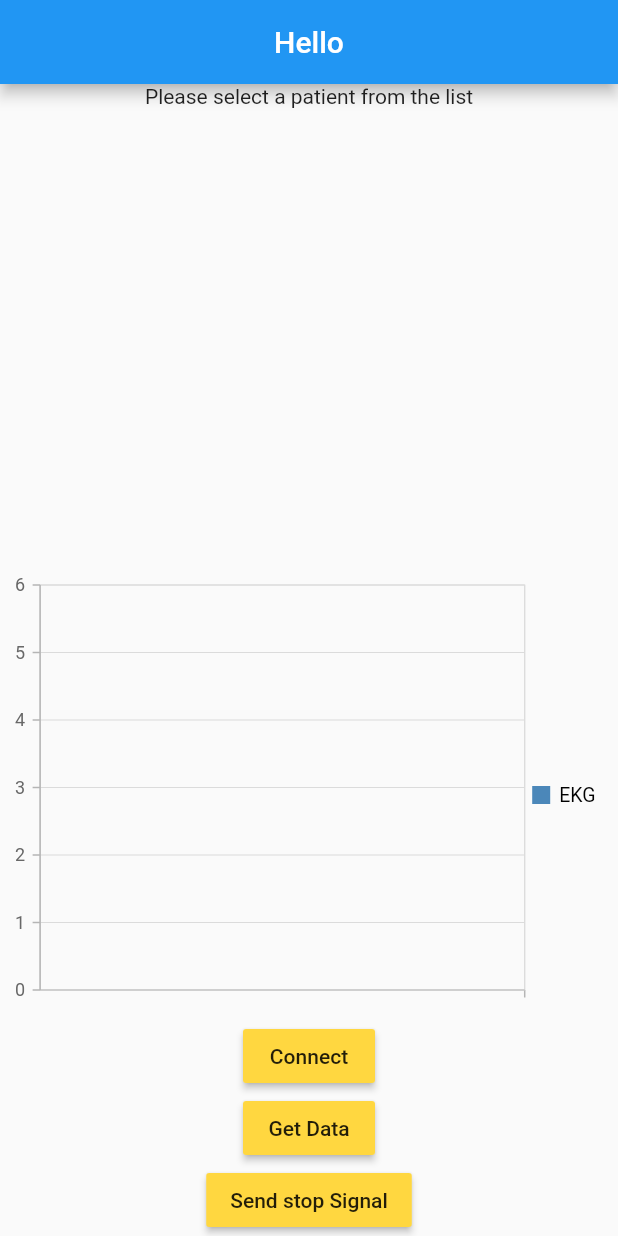
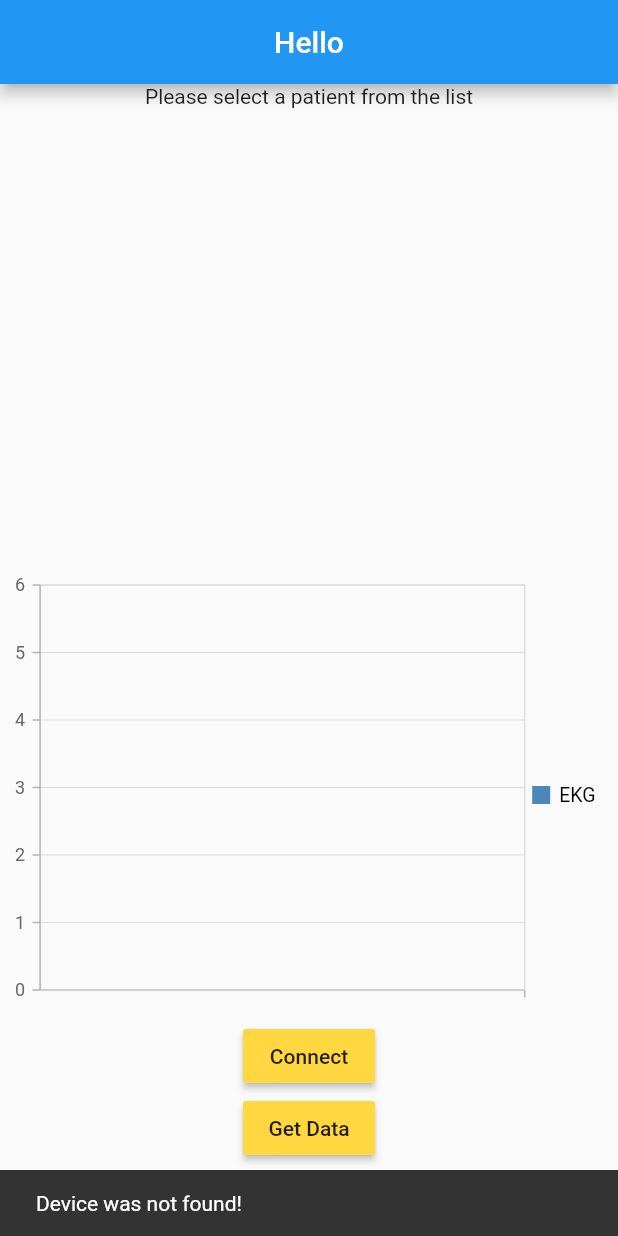
Before and after one commit to marcmathys/impuls-app, a Flutter app: the screen it shows after launch, after a tap on "Connect", on a phone screen of 412 x 824 dp. Run offline on Flutter 3.47's test engine with Material 2 defaults, Android fonts, the phone set to English and light mode, and no system bars; our stand-ins replace firebase_auth, flutter_blue, syncfusion_flutter_charts; accounts and stored records are empty.

Commit message:
- Adds user feedback for "connect"-method - Adds firebase iOS-support - Smaller details like comments, etc

```diff
--- a/lib/Entities/patient.dart
+++ b/lib/Entities/patient.dart
@@ -1,5 +1,5 @@
 import 'package:flutter/material.dart';
-import 'file:///C:/Users/Maurice%20Reinwarth/Dropbox/Master/impuls_refactor/lib/firebase_handler.dart';
+import 'package:impulsrefactor/firebase_handler.dart';
 
 /// The entity class for a patient object. Contains a toWidget()-method mainly used to fill the ListView on PatientSelect
 class Patient {
@@ -13,7 +13,7 @@ class Patient {
 
   Widget toWidget(BuildContext context) {
     return GestureDetector(
-      onTap: () async {
+      onTap: () async { // TODO: Dummy code! Replace with Navigation to detailView
         FirebaseHandler().signOut();
         Navigator.of(context).pushNamed('/login');
       },
--- a/lib/Views/Components/components.dart
+++ b/lib/Views/Components/components.dart
@@ -7,4 +7,32 @@ class Components {
       title: Text(title),
     );
   }
+
+  static ScaffoldFeatureController loginErrorSnackBar(BuildContext context, int code) {
+    String text = '';
+    switch (code) {
+      case 0: {
+        text = 'Device successfully connected!';
+        break;
+      }
+      case 1: {
+        text = 'Bluetooth is turned off! Please turn it on to connect to the device.';
+        break;
+      }
+      case 2: {
+        text = 'Device is already connected!';
+        break;
+      }
+      case 3: {
+        text = 'Device was not found!';
+        break;
+      }
+    }
+
+    return Scaffold.of(context).showSnackBar(
+      SnackBar(
+        content: Text(text),
+      ),
+    );
+  }
 }
--- a/lib/Views/login.dart
+++ b/lib/Views/login.dart
@@ -87,7 +87,7 @@ class _LoginState extends State<Login> {
                             Navigator.of(context).pushNamed('/patient_select');
                           } else {
                             _key.currentState.showSnackBar(
-                              SnackBar(content: Text("Could not authenticate user.")),
+                              SnackBar(content: Text("User authentication failed.")),
                             );
                           }
                         }
--- a/lib/Views/patient_select.dart
+++ b/lib/Views/patient_select.dart
@@ -25,8 +25,10 @@ class _PatientSelectState extends State<PatientSelect> {
 
   Widget build(BuildContext context) {
     return Scaffold(
-      appBar: Components.appBar('Hello'), //TODO:  Add ${user.displayName ?? ''} TODO: Nicen this up!
-      body: Column(
+      appBar: Components.appBar('Hello${user != null ? ' ' + user.displayName : ''}'),
+      body: Builder(
+        builder: (BuildContext context) {
+          return Column(
             children: <Widget>[
               Text('Please select a patient from the list'),
               Flexible(
@@ -37,7 +39,9 @@ class _PatientSelectState extends State<PatientSelect> {
               Chart(),
               RaisedButton(
                 color: Colors.amberAccent,
-            onPressed: () => _handler.scanForDevices(),
+                onPressed: () {
+                  _handler.scanForDevices().then((code) => Components.loginErrorSnackBar(context, code));
+                },
                 child: Text('Connect'),
               ),
               RaisedButton(
@@ -51,6 +55,8 @@ class _PatientSelectState extends State<PatientSelect> {
                 child: Text('Send stop Signal'),
               ),
             ],
+          );
+        }
       ),
     );
   }
--- a/lib/bluetooth_handler.dart
+++ b/lib/bluetooth_handler.dart
@@ -16,35 +16,40 @@ class BluetoothHandler {
   FlutterBlue _flutterBlue = FlutterBlue.instance;
   BluetoothDevice _device;
   final List<MedicalData> ekgPoints = [];
-  final _ibiPoints = [];
+  final ibiPoints = [];
   BluetoothCharacteristic ekgSubscription;
 
   /// Scans the environment for bluetooth devices and connects to the SET-device if found.
-  void scanForDevices() async {
+  /// Return codes:
+  /// 0 - Okay.
+  /// 1 - Bluetooth off
+  /// 2 - Already connected
+  /// 3 - Device not found
+  Future<int> scanForDevices() async {
     if (!await _flutterBlue.isOn) {
-      //TODO: Trigger user feedback!
       print('Please turn on bluetooth!');
-      return;
+      return 1;
     }
 
     if (!(this._device == null)) {
       print('Device already connected!');
-      return;
+      return 2;
     }
 
     _flutterBlue.startScan(timeout: Duration(seconds: 4));
+    // ignore: missing_return
     _flutterBlue.scanResults.listen((results) {
       for (ScanResult result in results) {
-        if (result.device.id == DeviceIdentifier('3C:71:BF:AA:92:56')) {
-          // TODO: Hardcoded!
+        if (result.device.id == DeviceIdentifier('3C:71:BF:AA:92:56')) { // TODO: Hardcoded!
           result.device.connect();
           _device = result.device;
           print('Connected!');
           _flutterBlue.stopScan();
-          return;
+          return 0;
         }
       }
     });
+    return 3;
   }
 
   Future sendOnSignal(BluetoothCharacteristic characteristic) async {
@@ -86,7 +91,6 @@ class BluetoothHandler {
     });
   }
 
-  //TODO: Maybe move this to another class?
   void byteConversion(List<int> bluetoothData) {
     if (bluetoothData.length == 2) {
       if (ekgPoints.length >= 300) {
@@ -98,7 +102,7 @@ class BluetoothHandler {
     } else if (bluetoothData.length == 4) {
       ByteData ibiByteData = ByteData.sublistView(Uint8List.fromList(bluetoothData.reversed.toList()));
       double _ibiPoint = ibiByteData.getFloat32(0, Endian.big);
-      _ibiPoints.add(_ibiPoint);
+      ibiPoints.add(_ibiPoint);
     }
   }
 }
--- a/lib/firebase_handler.dart
+++ b/lib/firebase_handler.dart
@@ -27,6 +27,7 @@ class FirebaseHandler {
 
   Future signOut() async {
     _auth.signOut();
+    _user = null;
   }
 
   void retrievePatientData() {
```
Also changed, not shown: 4 other files. Lines whose indentation alone changed are shown as unchanged.
